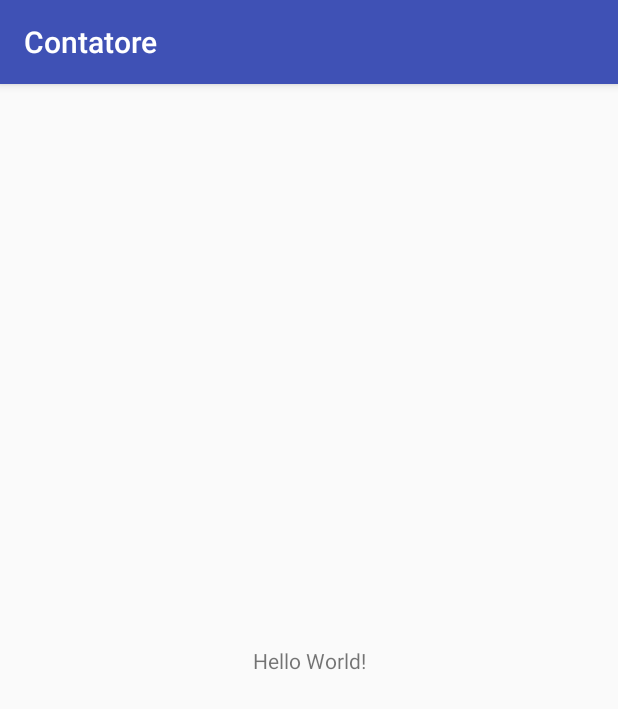
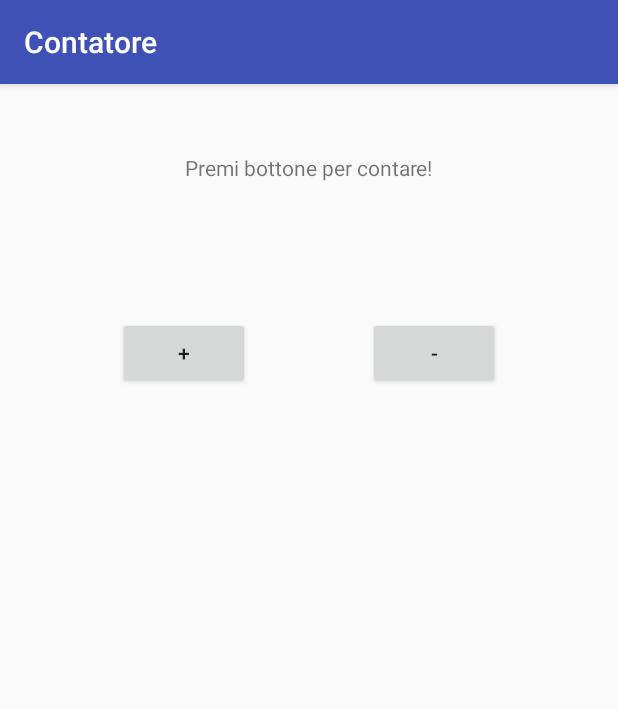
Before and after one commit to GiuseppePerfetto/Contatore, an Android app: the screen it shows after launch (MainActivity), on a phone screen of 412 x 824 dp. Shown: the top 709 px of the screen. Run offline under Robolectric (Android 15) with nearby library versions, the phone set to English and light mode, and no system bars; 3 statements that could not run were skipped.

Commit message:
Ho fatto i riferimenti agli oggetti

```diff
--- a/app/src/main/java/com/example/giuseppe/contatore/MainActivity.java
+++ b/app/src/main/java/com/example/giuseppe/contatore/MainActivity.java
@@ -4,10 +4,17 @@ import android.support.v7.app.AppCompatActivity;
 import android.os.Bundle;
 
 public class MainActivity extends AppCompatActivity {
+    private TextView vMessaggio;
+    private Button vAumenta;
+    private Button vDiminuisci;
 
     @Override
     protected void onCreate(Bundle savedInstanceState) {
         super.onCreate(savedInstanceState);
         setContentView(R.layout.activity_main);
+
+        vMessaggio = findViewById(R.id.Textmessaggio);
+        vAumenta= findViewById(R.id.button);
+        vDiminuisci= findViewById (R.id.button2);
     }
 }
--- a/app/src/main/res/layout/activity_main.xml
+++ b/app/src/main/res/layout/activity_main.xml
@@ -7,12 +7,34 @@
     tools:context="com.example.giuseppe.contatore.MainActivity">
 
     <TextView
+        android:id="@+id/Textmessaggio"
         android:layout_width="wrap_content"
         android:layout_height="wrap_content"
-        android:text="Hello World!"
-        app:layout_constraintBottom_toBottomOf="parent"
+        android:layout_marginTop="46dp"
+        android:text="Premi bottone per contare!"
         app:layout_constraintLeft_toLeftOf="parent"
         app:layout_constraintRight_toRightOf="parent"
         app:layout_constraintTop_toTopOf="parent" />
 
+    <Button
+        android:id="@+id/button"
+        android:layout_width="wrap_content"
+        android:layout_height="wrap_content"
+        android:text="@string/Aumenta"
+        app:layout_constraintBottom_toBottomOf="@+id/button2"
+        app:layout_constraintEnd_toStartOf="@+id/button2"
+        app:layout_constraintHorizontal_bias="0.5"
+        app:layout_constraintStart_toStartOf="parent" />
+
+    <Button
+        android:id="@+id/button2"
+        android:layout_width="wrap_content"
+        android:layout_height="wrap_content"
+        android:layout_marginTop="90dp"
+        android:text="@string/Diminuisci"
+        app:layout_constraintEnd_toEndOf="parent"
+        app:layout_constraintHorizontal_bias="0.5"
+        app:layout_constraintStart_toEndOf="@+id/button"
+        app:layout_constraintTop_toBottomOf="@+id/Textmessaggio" />
+
 </android.support.constraint.ConstraintLayout>
--- a/app/src/main/res/values/strings.xml
+++ b/app/src/main/res/values/strings.xml
@@ -1,3 +1,5 @@
 <resources>
     <string name="app_name">Contatore</string>
+    <string name="Aumenta">+</string>
+    <string name="Diminuisci">-</string>
 </resources>
```
